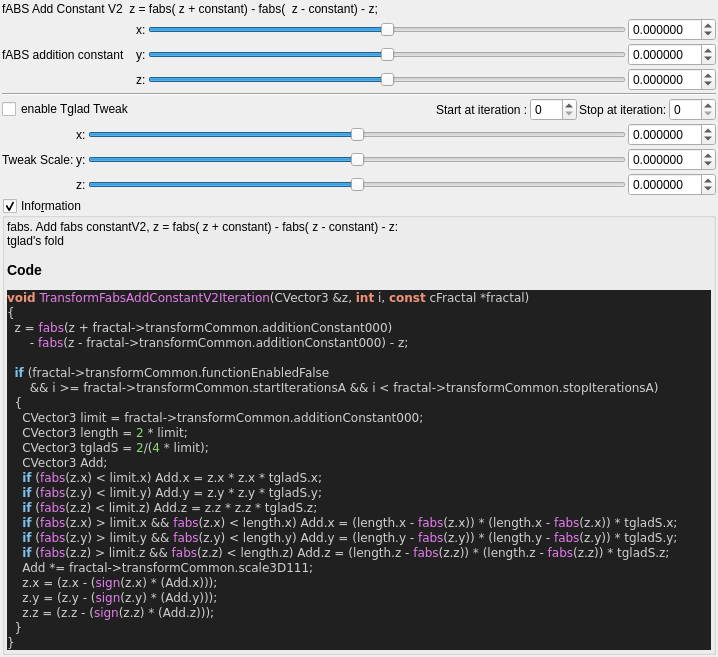
buddhi1980/mandelbulber2, file mandelbulber2/qt_data/fractal_transf_fabs_add_constantV2.ui: the form before one commit.
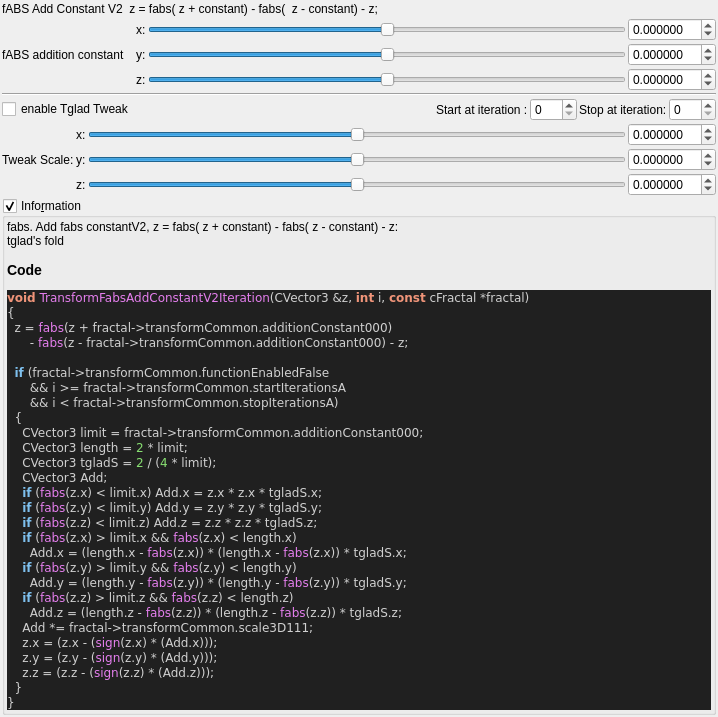
The form after the commit. Custom widgets are drawn as their Qt base class.

Patch:
```diff
--- a/mandelbulber2/qt_data/fractal_transf_fabs_add_constantV2.ui
+++ b/mandelbulber2/qt_data/fractal_transf_fabs_add_constantV2.ui
@@ -511,18 +511,22 @@
       &lt;span style=&quot;color:#d0d0d0&quot;&gt;-&lt;/span&gt; &lt;span style=&quot;color:#e47eed&quot;&gt;fabs&lt;/span&gt;&lt;span style=&quot;color:#d0d0d0&quot;&gt;(&lt;/span&gt;z &lt;span style=&quot;color:#d0d0d0&quot;&gt;-&lt;/span&gt; fractal&lt;span style=&quot;color:#d0d0d0&quot;&gt;-&amp;gt;&lt;/span&gt;transformCommon&lt;span style=&quot;color:#d0d0d0&quot;&gt;.&lt;/span&gt;additionConstant000&lt;span style=&quot;color:#d0d0d0&quot;&gt;) -&lt;/span&gt; z&lt;span style=&quot;color:#d0d0d0&quot;&gt;;&lt;/span&gt;
 
   &lt;span style=&quot;color:#7ec0ee; font-weight:bold&quot;&gt;if&lt;/span&gt; &lt;span style=&quot;color:#d0d0d0&quot;&gt;(&lt;/span&gt;fractal&lt;span style=&quot;color:#d0d0d0&quot;&gt;-&amp;gt;&lt;/span&gt;transformCommon&lt;span style=&quot;color:#d0d0d0&quot;&gt;.&lt;/span&gt;functionEnabledFalse
-      &lt;span style=&quot;color:#d0d0d0&quot;&gt;&amp;amp;&amp;amp;&lt;/span&gt; i &lt;span style=&quot;color:#d0d0d0&quot;&gt;&amp;gt;=&lt;/span&gt; fractal&lt;span style=&quot;color:#d0d0d0&quot;&gt;-&amp;gt;&lt;/span&gt;transformCommon&lt;span style=&quot;color:#d0d0d0&quot;&gt;.&lt;/span&gt;startIterationsA &lt;span style=&quot;color:#d0d0d0&quot;&gt;&amp;amp;&amp;amp;&lt;/span&gt; i &lt;span style=&quot;color:#d0d0d0&quot;&gt;&amp;lt;&lt;/span&gt; fractal&lt;span style=&quot;color:#d0d0d0&quot;&gt;-&amp;gt;&lt;/span&gt;transformCommon&lt;span style=&quot;color:#d0d0d0&quot;&gt;.&lt;/span&gt;stopIterationsA&lt;span style=&quot;color:#d0d0d0&quot;&gt;)&lt;/span&gt;
+      &lt;span style=&quot;color:#d0d0d0&quot;&gt;&amp;amp;&amp;amp;&lt;/span&gt; i &lt;span style=&quot;color:#d0d0d0&quot;&gt;&amp;gt;=&lt;/span&gt; fractal&lt;span style=&quot;color:#d0d0d0&quot;&gt;-&amp;gt;&lt;/span&gt;transformCommon&lt;span style=&quot;color:#d0d0d0&quot;&gt;.&lt;/span&gt;startIterationsA
+      &lt;span style=&quot;color:#d0d0d0&quot;&gt;&amp;amp;&amp;amp;&lt;/span&gt; i &lt;span style=&quot;color:#d0d0d0&quot;&gt;&amp;lt;&lt;/span&gt; fractal&lt;span style=&quot;color:#d0d0d0&quot;&gt;-&amp;gt;&lt;/span&gt;transformCommon&lt;span style=&quot;color:#d0d0d0&quot;&gt;.&lt;/span&gt;stopIterationsA&lt;span style=&quot;color:#d0d0d0&quot;&gt;)&lt;/span&gt;
   &lt;span style=&quot;color:#d0d0d0&quot;&gt;{&lt;/span&gt;
     CVector3 limit &lt;span style=&quot;color:#d0d0d0&quot;&gt;=&lt;/span&gt; fractal&lt;span style=&quot;color:#d0d0d0&quot;&gt;-&amp;gt;&lt;/span&gt;transformCommon&lt;span style=&quot;color:#d0d0d0&quot;&gt;.&lt;/span&gt;additionConstant000&lt;span style=&quot;color:#d0d0d0&quot;&gt;;&lt;/span&gt;
     CVector3 length &lt;span style=&quot;color:#d0d0d0&quot;&gt;=&lt;/span&gt; &lt;span style=&quot;color:#87df71&quot;&gt;2&lt;/span&gt; &lt;span style=&quot;color:#d0d0d0&quot;&gt;*&lt;/span&gt; limit&lt;span style=&quot;color:#d0d0d0&quot;&gt;;&lt;/span&gt;
-    CVector3 tgladS &lt;span style=&quot;color:#d0d0d0&quot;&gt;=&lt;/span&gt; &lt;span style=&quot;color:#87df71&quot;&gt;2&lt;/span&gt;&lt;span style=&quot;color:#d0d0d0&quot;&gt;/(&lt;/span&gt;&lt;span style=&quot;color:#87df71&quot;&gt;4&lt;/span&gt; &lt;span style=&quot;color:#d0d0d0&quot;&gt;*&lt;/span&gt; limit&lt;span style=&quot;color:#d0d0d0&quot;&gt;);&lt;/span&gt;
+    CVector3 tgladS &lt;span style=&quot;color:#d0d0d0&quot;&gt;=&lt;/span&gt; &lt;span style=&quot;color:#87df71&quot;&gt;2&lt;/span&gt; &lt;span style=&quot;color:#d0d0d0&quot;&gt;/ (&lt;/span&gt;&lt;span style=&quot;color:#87df71&quot;&gt;4&lt;/span&gt; &lt;span style=&quot;color:#d0d0d0&quot;&gt;*&lt;/span&gt; limit&lt;span style=&quot;color:#d0d0d0&quot;&gt;);&lt;/span&gt;
     CVector3 Add&lt;span style=&quot;color:#d0d0d0&quot;&gt;;&lt;/span&gt;
     &lt;span style=&quot;color:#7ec0ee; font-weight:bold&quot;&gt;if&lt;/span&gt; &lt;span style=&quot;color:#d0d0d0&quot;&gt;(&lt;/span&gt;&lt;span style=&quot;color:#e47eed&quot;&gt;fabs&lt;/span&gt;&lt;span style=&quot;color:#d0d0d0&quot;&gt;(&lt;/span&gt;z&lt;span style=&quot;color:#d0d0d0&quot;&gt;.&lt;/span&gt;x&lt;span style=&quot;color:#d0d0d0&quot;&gt;) &amp;lt;&lt;/span&gt; limit&lt;span style=&quot;color:#d0d0d0&quot;&gt;.&lt;/span&gt;x&lt;span style=&quot;color:#d0d0d0&quot;&gt;)&lt;/span&gt; Add&lt;span style=&quot;color:#d0d0d0&quot;&gt;.&lt;/span&gt;x &lt;span style=&quot;color:#d0d0d0&quot;&gt;=&lt;/span&gt; z&lt;span style=&quot;color:#d0d0d0&quot;&gt;.&lt;/span&gt;x &lt;span style=&quot;color:#d0d0d0&quot;&gt;*&lt;/span&gt; z&lt;span style=&quot;color:#d0d0d0&quot;&gt;.&lt;/span&gt;x &lt;span style=&quot;color:#d0d0d0&quot;&gt;*&lt;/span&gt; tgladS&lt;span style=&quot;color:#d0d0d0&quot;&gt;.&lt;/span&gt;x&lt;span style=&quot;color:#d0d0d0&quot;&gt;;&lt;/span&gt;
     &lt;span style=&quot;color:#7ec0ee; font-weight:bold&quot;&gt;if&lt;/span&gt; &lt;span style=&quot;color:#d0d0d0&quot;&gt;(&lt;/span&gt;&lt;span style=&quot;color:#e47eed&quot;&gt;fabs&lt;/span&gt;&lt;span style=&quot;color:#d0d0d0&quot;&gt;(&lt;/span&gt;z&lt;span style=&quot;color:#d0d0d0&quot;&gt;.&lt;/span&gt;y&lt;span style=&quot;color:#d0d0d0&quot;&gt;) &amp;lt;&lt;/span&gt; limit&lt;span style=&quot;color:#d0d0d0&quot;&gt;.&lt;/span&gt;y&lt;span style=&quot;color:#d0d0d0&quot;&gt;)&lt;/span&gt; Add&lt;span style=&quot;color:#d0d0d0&quot;&gt;.&lt;/span&gt;y &lt;span style=&quot;color:#d0d0d0&quot;&gt;=&lt;/span&gt; z&lt;span style=&quot;color:#d0d0d0&quot;&gt;.&lt;/span&gt;y &lt;span style=&quot;color:#d0d0d0&quot;&gt;*&lt;/span&gt; z&lt;span style=&quot;color:#d0d0d0&quot;&gt;.&lt;/span&gt;y &lt;span style=&quot;color:#d0d0d0&quot;&gt;*&lt;/span&gt; tgladS&lt;span style=&quot;color:#d0d0d0&quot;&gt;.&lt;/span&gt;y&lt;span style=&quot;color:#d0d0d0&quot;&gt;;&lt;/span&gt;
     &lt;span style=&quot;color:#7ec0ee; font-weight:bold&quot;&gt;if&lt;/span&gt; &lt;span style=&quot;color:#d0d0d0&quot;&gt;(&lt;/span&gt;&lt;span style=&quot;color:#e47eed&quot;&gt;fabs&lt;/span&gt;&lt;span style=&quot;color:#d0d0d0&quot;&gt;(&lt;/span&gt;z&lt;span style=&quot;color:#d0d0d0&quot;&gt;.&lt;/span&gt;z&lt;span style=&quot;color:#d0d0d0&quot;&gt;) &amp;lt;&lt;/span&gt; limit&lt;span style=&quot;color:#d0d0d0&quot;&gt;.&lt;/span&gt;z&lt;span style=&quot;color:#d0d0d0&quot;&gt;)&lt;/span&gt; Add&lt;span style=&quot;color:#d0d0d0&quot;&gt;.&lt;/span&gt;z &lt;span style=&quot;color:#d0d0d0&quot;&gt;=&lt;/span&gt; z&lt;span style=&quot;color:#d0d0d0&quot;&gt;.&lt;/span&gt;z &lt;span style=&quot;color:#d0d0d0&quot;&gt;*&lt;/span&gt; z&lt;span style=&quot;color:#d0d0d0&quot;&gt;.&lt;/span&gt;z &lt;span style=&quot;color:#d0d0d0&quot;&gt;*&lt;/span&gt; tgladS&lt;span style=&quot;color:#d0d0d0&quot;&gt;.&lt;/span&gt;z&lt;span style=&quot;color:#d0d0d0&quot;&gt;;&lt;/span&gt;
-    &lt;span style=&quot;color:#7ec0ee; font-weight:bold&quot;&gt;if&lt;/span&gt; &lt;span style=&quot;color:#d0d0d0&quot;&gt;(&lt;/span&gt;&lt;span style=&quot;color:#e47eed&quot;&gt;fabs&lt;/span&gt;&lt;span style=&quot;color:#d0d0d0&quot;&gt;(&lt;/span&gt;z&lt;span style=&quot;color:#d0d0d0&quot;&gt;.&lt;/span&gt;x&lt;span style=&quot;color:#d0d0d0&quot;&gt;) &amp;gt;&lt;/span&gt; limit&lt;span style=&quot;color:#d0d0d0&quot;&gt;.&lt;/span&gt;x &lt;span style=&quot;color:#d0d0d0&quot;&gt;&amp;amp;&amp;amp;&lt;/span&gt; &lt;span style=&quot;color:#e47eed&quot;&gt;fabs&lt;/span&gt;&lt;span style=&quot;color:#d0d0d0&quot;&gt;(&lt;/span&gt;z&lt;span style=&quot;color:#d0d0d0&quot;&gt;.&lt;/span&gt;x&lt;span style=&quot;color:#d0d0d0&quot;&gt;) &amp;lt;&lt;/span&gt; length&lt;span style=&quot;color:#d0d0d0&quot;&gt;.&lt;/span&gt;x&lt;span style=&quot;color:#d0d0d0&quot;&gt;)&lt;/span&gt; Add&lt;span style=&quot;color:#d0d0d0&quot;&gt;.&lt;/span&gt;x &lt;span style=&quot;color:#d0d0d0&quot;&gt;= (&lt;/span&gt;length&lt;span style=&quot;color:#d0d0d0&quot;&gt;.&lt;/span&gt;x &lt;span style=&quot;color:#d0d0d0&quot;&gt;-&lt;/span&gt; &lt;span style=&quot;color:#e47eed&quot;&gt;fabs&lt;/span&gt;&lt;span style=&quot;color:#d0d0d0&quot;&gt;(&lt;/span&gt;z&lt;span style=&quot;color:#d0d0d0&quot;&gt;.&lt;/span&gt;x&lt;span style=&quot;color:#d0d0d0&quot;&gt;)) * (&lt;/span&gt;length&lt;span style=&quot;color:#d0d0d0&quot;&gt;.&lt;/span&gt;x &lt;span style=&quot;color:#d0d0d0&quot;&gt;-&lt;/span&gt; &lt;span style=&quot;color:#e47eed&quot;&gt;fabs&lt;/span&gt;&lt;span style=&quot;color:#d0d0d0&quot;&gt;(&lt;/span&gt;z&lt;span style=&quot;color:#d0d0d0&quot;&gt;.&lt;/span&gt;x&lt;span style=&quot;color:#d0d0d0&quot;&gt;)) *&lt;/span&gt; tgladS&lt;span style=&quot;color:#d0d0d0&quot;&gt;.&lt;/span&gt;x&lt;span style=&quot;color:#d0d0d0&quot;&gt;;&lt;/span&gt;
-    &lt;span style=&quot;color:#7ec0ee; font-weight:bold&quot;&gt;if&lt;/span&gt; &lt;span style=&quot;color:#d0d0d0&quot;&gt;(&lt;/span&gt;&lt;span style=&quot;color:#e47eed&quot;&gt;fabs&lt;/span&gt;&lt;span style=&quot;color:#d0d0d0&quot;&gt;(&lt;/span&gt;z&lt;span style=&quot;color:#d0d0d0&quot;&gt;.&lt;/span&gt;y&lt;span style=&quot;color:#d0d0d0&quot;&gt;) &amp;gt;&lt;/span&gt; limit&lt;span style=&quot;color:#d0d0d0&quot;&gt;.&lt;/span&gt;y &lt;span style=&quot;color:#d0d0d0&quot;&gt;&amp;amp;&amp;amp;&lt;/span&gt; &lt;span style=&quot;color:#e47eed&quot;&gt;fabs&lt;/span&gt;&lt;span style=&quot;color:#d0d0d0&quot;&gt;(&lt;/span&gt;z&lt;span style=&quot;color:#d0d0d0&quot;&gt;.&lt;/span&gt;y&lt;span style=&quot;color:#d0d0d0&quot;&gt;) &amp;lt;&lt;/span&gt; length&lt;span style=&quot;color:#d0d0d0&quot;&gt;.&lt;/span&gt;y&lt;span style=&quot;color:#d0d0d0&quot;&gt;)&lt;/span&gt; Add&lt;span style=&quot;color:#d0d0d0&quot;&gt;.&lt;/span&gt;y &lt;span style=&quot;color:#d0d0d0&quot;&gt;= (&lt;/span&gt;length&lt;span style=&quot;color:#d0d0d0&quot;&gt;.&lt;/span&gt;y &lt;span style=&quot;color:#d0d0d0&quot;&gt;-&lt;/span&gt; &lt;span style=&quot;color:#e47eed&quot;&gt;fabs&lt;/span&gt;&lt;span style=&quot;color:#d0d0d0&quot;&gt;(&lt;/span&gt;z&lt;span style=&quot;color:#d0d0d0&quot;&gt;.&lt;/span&gt;y&lt;span style=&quot;color:#d0d0d0&quot;&gt;)) * (&lt;/span&gt;length&lt;span style=&quot;color:#d0d0d0&quot;&gt;.&lt;/span&gt;y &lt;span style=&quot;color:#d0d0d0&quot;&gt;-&lt;/span&gt; &lt;span style=&quot;color:#e47eed&quot;&gt;fabs&lt;/span&gt;&lt;span style=&quot;color:#d0d0d0&quot;&gt;(&lt;/span&gt;z&lt;span style=&quot;color:#d0d0d0&quot;&gt;.&lt;/span&gt;y&lt;span style=&quot;color:#d0d0d0&quot;&gt;)) *&lt;/span&gt; tgladS&lt;span style=&quot;color:#d0d0d0&quot;&gt;.&lt;/span&gt;y&lt;span style=&quot;color:#d0d0d0&quot;&gt;;&lt;/span&gt;
-    &lt;span style=&quot;color:#7ec0ee; font-weight:bold&quot;&gt;if&lt;/span&gt; &lt;span style=&quot;color:#d0d0d0&quot;&gt;(&lt;/span&gt;&lt;span style=&quot;color:#e47eed&quot;&gt;fabs&lt;/span&gt;&lt;span style=&quot;color:#d0d0d0&quot;&gt;(&lt;/span&gt;z&lt;span style=&quot;color:#d0d0d0&quot;&gt;.&lt;/span&gt;z&lt;span style=&quot;color:#d0d0d0&quot;&gt;) &amp;gt;&lt;/span&gt; limit&lt;span style=&quot;color:#d0d0d0&quot;&gt;.&lt;/span&gt;z &lt;span style=&quot;color:#d0d0d0&quot;&gt;&amp;amp;&amp;amp;&lt;/span&gt; &lt;span style=&quot;color:#e47eed&quot;&gt;fabs&lt;/span&gt;&lt;span style=&quot;color:#d0d0d0&quot;&gt;(&lt;/span&gt;z&lt;span style=&quot;color:#d0d0d0&quot;&gt;.&lt;/span&gt;z&lt;span style=&quot;color:#d0d0d0&quot;&gt;) &amp;lt;&lt;/span&gt; length&lt;span style=&quot;color:#d0d0d0&quot;&gt;.&lt;/span&gt;z&lt;span style=&quot;color:#d0d0d0&quot;&gt;)&lt;/span&gt; Add&lt;span style=&quot;color:#d0d0d0&quot;&gt;.&lt;/span&gt;z &lt;span style=&quot;color:#d0d0d0&quot;&gt;= (&lt;/span&gt;length&lt;span style=&quot;color:#d0d0d0&quot;&gt;.&lt;/span&gt;z &lt;span style=&quot;color:#d0d0d0&quot;&gt;-&lt;/span&gt; &lt;span style=&quot;color:#e47eed&quot;&gt;fabs&lt;/span&gt;&lt;span style=&quot;color:#d0d0d0&quot;&gt;(&lt;/span&gt;z&lt;span style=&quot;color:#d0d0d0&quot;&gt;.&lt;/span&gt;z&lt;span style=&quot;color:#d0d0d0&quot;&gt;)) * (&lt;/span&gt;length&lt;span style=&quot;color:#d0d0d0&quot;&gt;.&lt;/span&gt;z &lt;span style=&quot;color:#d0d0d0&quot;&gt;-&lt;/span&gt; &lt;span style=&quot;color:#e47eed&quot;&gt;fabs&lt;/span&gt;&lt;span style=&quot;color:#d0d0d0&quot;&gt;(&lt;/span&gt;z&lt;span style=&quot;color:#d0d0d0&quot;&gt;.&lt;/span&gt;z&lt;span style=&quot;color:#d0d0d0&quot;&gt;)) *&lt;/span&gt; tgladS&lt;span style=&quot;color:#d0d0d0&quot;&gt;.&lt;/span&gt;z&lt;span style=&quot;color:#d0d0d0&quot;&gt;;&lt;/span&gt;
+    &lt;span style=&quot;color:#7ec0ee; font-weight:bold&quot;&gt;if&lt;/span&gt; &lt;span style=&quot;color:#d0d0d0&quot;&gt;(&lt;/span&gt;&lt;span style=&quot;color:#e47eed&quot;&gt;fabs&lt;/span&gt;&lt;span style=&quot;color:#d0d0d0&quot;&gt;(&lt;/span&gt;z&lt;span style=&quot;color:#d0d0d0&quot;&gt;.&lt;/span&gt;x&lt;span style=&quot;color:#d0d0d0&quot;&gt;) &amp;gt;&lt;/span&gt; limit&lt;span style=&quot;color:#d0d0d0&quot;&gt;.&lt;/span&gt;x &lt;span style=&quot;color:#d0d0d0&quot;&gt;&amp;amp;&amp;amp;&lt;/span&gt; &lt;span style=&quot;color:#e47eed&quot;&gt;fabs&lt;/span&gt;&lt;span style=&quot;color:#d0d0d0&quot;&gt;(&lt;/span&gt;z&lt;span style=&quot;color:#d0d0d0&quot;&gt;.&lt;/span&gt;x&lt;span style=&quot;color:#d0d0d0&quot;&gt;) &amp;lt;&lt;/span&gt; length&lt;span style=&quot;color:#d0d0d0&quot;&gt;.&lt;/span&gt;x&lt;span style=&quot;color:#d0d0d0&quot;&gt;)&lt;/span&gt;
+      Add&lt;span style=&quot;color:#d0d0d0&quot;&gt;.&lt;/span&gt;x &lt;span style=&quot;color:#d0d0d0&quot;&gt;= (&lt;/span&gt;length&lt;span style=&quot;color:#d0d0d0&quot;&gt;.&lt;/span&gt;x &lt;span style=&quot;color:#d0d0d0&quot;&gt;-&lt;/span&gt; &lt;span style=&quot;color:#e47eed&quot;&gt;fabs&lt;/span&gt;&lt;span style=&quot;color:#d0d0d0&quot;&gt;(&lt;/span&gt;z&lt;span style=&quot;color:#d0d0d0&quot;&gt;.&lt;/span&gt;x&lt;span style=&quot;color:#d0d0d0&quot;&gt;)) * (&lt;/span&gt;length&lt;span style=&quot;color:#d0d0d0&quot;&gt;.&lt;/span&gt;x &lt;span style=&quot;color:#d0d0d0&quot;&gt;-&lt;/span&gt; &lt;span style=&quot;color:#e47eed&quot;&gt;fabs&lt;/span&gt;&lt;span style=&quot;color:#d0d0d0&quot;&gt;(&lt;/span&gt;z&lt;span style=&quot;color:#d0d0d0&quot;&gt;.&lt;/span&gt;x&lt;span style=&quot;color:#d0d0d0&quot;&gt;)) *&lt;/span&gt; tgladS&lt;span style=&quot;color:#d0d0d0&quot;&gt;.&lt;/span&gt;x&lt;span style=&quot;color:#d0d0d0&quot;&gt;;&lt;/span&gt;
+    &lt;span style=&quot;color:#7ec0ee; font-weight:bold&quot;&gt;if&lt;/span&gt; &lt;span style=&quot;color:#d0d0d0&quot;&gt;(&lt;/span&gt;&lt;span style=&quot;color:#e47eed&quot;&gt;fabs&lt;/span&gt;&lt;span style=&quot;color:#d0d0d0&quot;&gt;(&lt;/span&gt;z&lt;span style=&quot;color:#d0d0d0&quot;&gt;.&lt;/span&gt;y&lt;span style=&quot;color:#d0d0d0&quot;&gt;) &amp;gt;&lt;/span&gt; limit&lt;span style=&quot;color:#d0d0d0&quot;&gt;.&lt;/span&gt;y &lt;span style=&quot;color:#d0d0d0&quot;&gt;&amp;amp;&amp;amp;&lt;/span&gt; &lt;span style=&quot;color:#e47eed&quot;&gt;fabs&lt;/span&gt;&lt;span style=&quot;color:#d0d0d0&quot;&gt;(&lt;/span&gt;z&lt;span style=&quot;color:#d0d0d0&quot;&gt;.&lt;/span&gt;y&lt;span style=&quot;color:#d0d0d0&quot;&gt;) &amp;lt;&lt;/span&gt; length&lt;span style=&quot;color:#d0d0d0&quot;&gt;.&lt;/span&gt;y&lt;span style=&quot;color:#d0d0d0&quot;&gt;)&lt;/span&gt;
+      Add&lt;span style=&quot;color:#d0d0d0&quot;&gt;.&lt;/span&gt;y &lt;span style=&quot;color:#d0d0d0&quot;&gt;= (&lt;/span&gt;length&lt;span style=&quot;color:#d0d0d0&quot;&gt;.&lt;/span&gt;y &lt;span style=&quot;color:#d0d0d0&quot;&gt;-&lt;/span&gt; &lt;span style=&quot;color:#e47eed&quot;&gt;fabs&lt;/span&gt;&lt;span style=&quot;color:#d0d0d0&quot;&gt;(&lt;/span&gt;z&lt;span style=&quot;color:#d0d0d0&quot;&gt;.&lt;/span&gt;y&lt;span style=&quot;color:#d0d0d0&quot;&gt;)) * (&lt;/span&gt;length&lt;span style=&quot;color:#d0d0d0&quot;&gt;.&lt;/span&gt;y &lt;span style=&quot;color:#d0d0d0&quot;&gt;-&lt;/span&gt; &lt;span style=&quot;color:#e47eed&quot;&gt;fabs&lt;/span&gt;&lt;span style=&quot;color:#d0d0d0&quot;&gt;(&lt;/span&gt;z&lt;span style=&quot;color:#d0d0d0&quot;&gt;.&lt;/span&gt;y&lt;span style=&quot;color:#d0d0d0&quot;&gt;)) *&lt;/span&gt; tgladS&lt;span style=&quot;color:#d0d0d0&quot;&gt;.&lt;/span&gt;y&lt;span style=&quot;color:#d0d0d0&quot;&gt;;&lt;/span&gt;
+    &lt;span style=&quot;color:#7ec0ee; font-weight:bold&quot;&gt;if&lt;/span&gt; &lt;span style=&quot;color:#d0d0d0&quot;&gt;(&lt;/span&gt;&lt;span style=&quot;color:#e47eed&quot;&gt;fabs&lt;/span&gt;&lt;span style=&quot;color:#d0d0d0&quot;&gt;(&lt;/span&gt;z&lt;span style=&quot;color:#d0d0d0&quot;&gt;.&lt;/span&gt;z&lt;span style=&quot;color:#d0d0d0&quot;&gt;) &amp;gt;&lt;/span&gt; limit&lt;span style=&quot;color:#d0d0d0&quot;&gt;.&lt;/span&gt;z &lt;span style=&quot;color:#d0d0d0&quot;&gt;&amp;amp;&amp;amp;&lt;/span&gt; &lt;span style=&quot;color:#e47eed&quot;&gt;fabs&lt;/span&gt;&lt;span style=&quot;color:#d0d0d0&quot;&gt;(&lt;/span&gt;z&lt;span style=&quot;color:#d0d0d0&quot;&gt;.&lt;/span&gt;z&lt;span style=&quot;color:#d0d0d0&quot;&gt;) &amp;lt;&lt;/span&gt; length&lt;span style=&quot;color:#d0d0d0&quot;&gt;.&lt;/span&gt;z&lt;span style=&quot;color:#d0d0d0&quot;&gt;)&lt;/span&gt;
+      Add&lt;span style=&quot;color:#d0d0d0&quot;&gt;.&lt;/span&gt;z &lt;span style=&quot;color:#d0d0d0&quot;&gt;= (&lt;/span&gt;length&lt;span style=&quot;color:#d0d0d0&quot;&gt;.&lt;/span&gt;z &lt;span style=&quot;color:#d0d0d0&quot;&gt;-&lt;/span&gt; &lt;span style=&quot;color:#e47eed&quot;&gt;fabs&lt;/span&gt;&lt;span style=&quot;color:#d0d0d0&quot;&gt;(&lt;/span&gt;z&lt;span style=&quot;color:#d0d0d0&quot;&gt;.&lt;/span&gt;z&lt;span style=&quot;color:#d0d0d0&quot;&gt;)) * (&lt;/span&gt;length&lt;span style=&quot;color:#d0d0d0&quot;&gt;.&lt;/span&gt;z &lt;span style=&quot;color:#d0d0d0&quot;&gt;-&lt;/span&gt; &lt;span style=&quot;color:#e47eed&quot;&gt;fabs&lt;/span&gt;&lt;span style=&quot;color:#d0d0d0&quot;&gt;(&lt;/span&gt;z&lt;span style=&quot;color:#d0d0d0&quot;&gt;.&lt;/span&gt;z&lt;span style=&quot;color:#d0d0d0&quot;&gt;)) *&lt;/span&gt; tgladS&lt;span style=&quot;color:#d0d0d0&quot;&gt;.&lt;/span&gt;z&lt;span style=&quot;color:#d0d0d0&quot;&gt;;&lt;/span&gt;
     Add &lt;span style=&quot;color:#d0d0d0&quot;&gt;*=&lt;/span&gt; fractal&lt;span style=&quot;color:#d0d0d0&quot;&gt;-&amp;gt;&lt;/span&gt;transformCommon&lt;span style=&quot;color:#d0d0d0&quot;&gt;.&lt;/span&gt;scale3D111&lt;span style=&quot;color:#d0d0d0&quot;&gt;;&lt;/span&gt;
     z&lt;span style=&quot;color:#d0d0d0&quot;&gt;.&lt;/span&gt;x &lt;span style=&quot;color:#d0d0d0&quot;&gt;= (&lt;/span&gt;z&lt;span style=&quot;color:#d0d0d0&quot;&gt;.&lt;/span&gt;x &lt;span style=&quot;color:#d0d0d0&quot;&gt;- (&lt;/span&gt;&lt;span style=&quot;color:#e47eed&quot;&gt;sign&lt;/span&gt;&lt;span style=&quot;color:#d0d0d0&quot;&gt;(&lt;/span&gt;z&lt;span style=&quot;color:#d0d0d0&quot;&gt;.&lt;/span&gt;x&lt;span style=&quot;color:#d0d0d0&quot;&gt;) * (&lt;/span&gt;Add&lt;span style=&quot;color:#d0d0d0&quot;&gt;.&lt;/span&gt;x&lt;span style=&quot;color:#d0d0d0&quot;&gt;)));&lt;/span&gt;
     z&lt;span style=&quot;color:#d0d0d0&quot;&gt;.&lt;/span&gt;y &lt;span style=&quot;color:#d0d0d0&quot;&gt;= (&lt;/span&gt;z&lt;span style=&quot;color:#d0d0d0&quot;&gt;.&lt;/span&gt;y &lt;span style=&quot;color:#d0d0d0&quot;&gt;- (&lt;/span&gt;&lt;span style=&quot;color:#e47eed&quot;&gt;sign&lt;/span&gt;&lt;span style=&quot;color:#d0d0d0&quot;&gt;(&lt;/span&gt;z&lt;span style=&quot;color:#d0d0d0&quot;&gt;.&lt;/span&gt;y&lt;span style=&quot;color:#d0d0d0&quot;&gt;) * (&lt;/span&gt;Add&lt;span style=&quot;color:#d0d0d0&quot;&gt;.&lt;/span&gt;y&lt;span style=&quot;color:#d0d0d0&quot;&gt;)));&lt;/span&gt;
```
